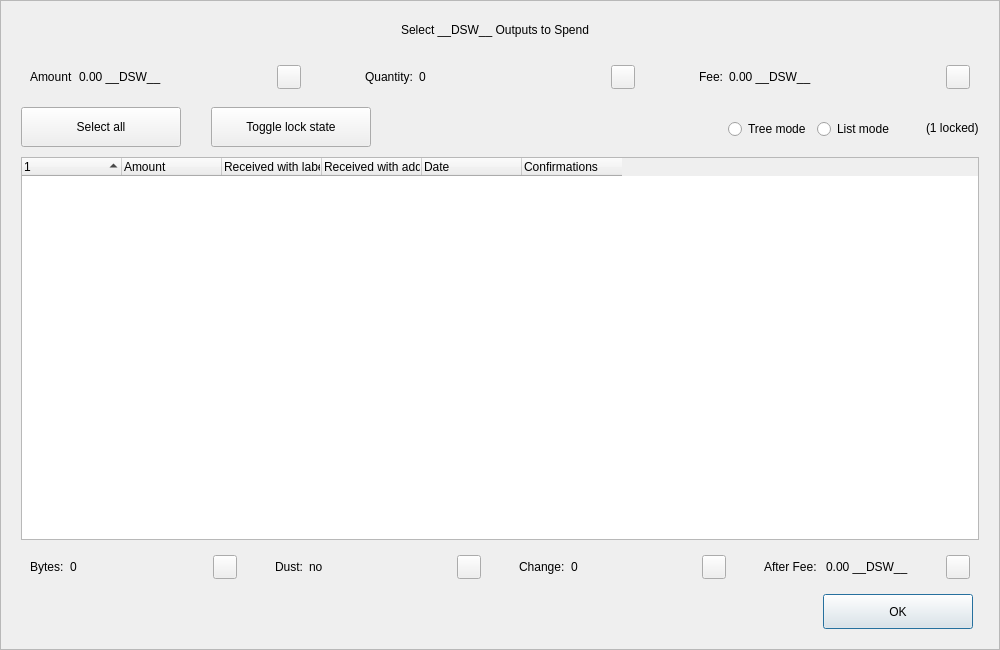
Qt form src/qt/forms/coincontroldialog.ui (decenomy/DSW) before a commit.
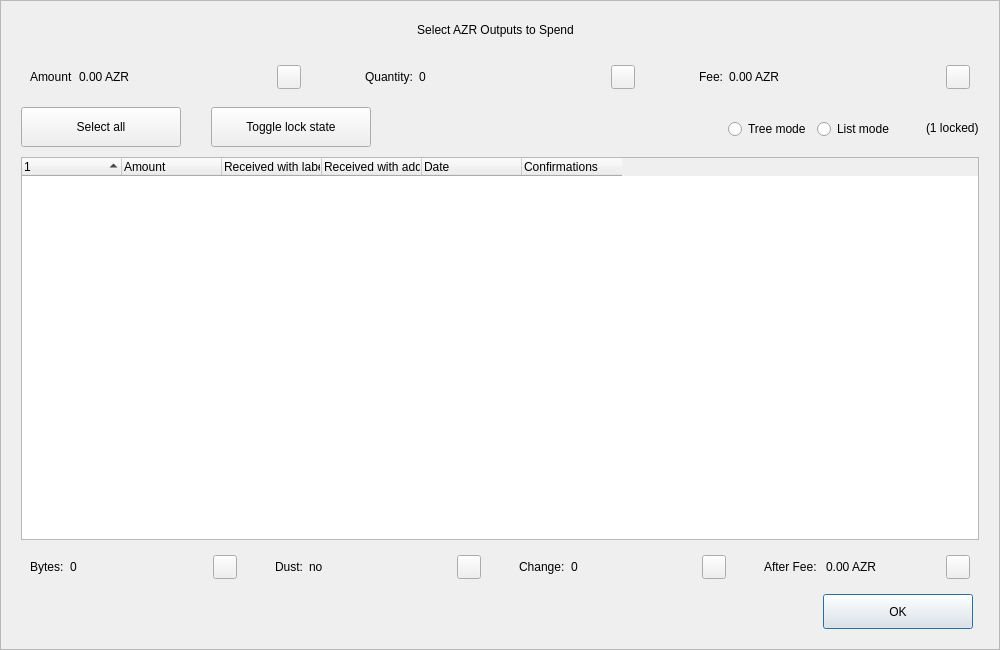
The same form after that commit. Custom widgets are drawn as their Qt base class.

The edit to the form file:
```diff
--- a/src/qt/forms/coincontroldialog.ui
+++ b/src/qt/forms/coincontroldialog.ui
@@ -98,7 +98,7 @@
            </size>
           </property>
           <property name="text">
-           <string>Select __DSW__ Outputs to Spend</string>
+           <string>Select AZR Outputs to Spend</string>
           </property>
           <property name="alignment">
            <set>Qt::AlignCenter</set>
@@ -144,7 +144,7 @@
            <item>
             <widget class="QLabel" name="labelCoinControlAmount">
              <property name="text">
-              <string>0.00 __DSW__</string>
+              <string>0.00 AZR</string>
              </property>
             </widget>
            </item>
@@ -268,7 +268,7 @@
            <item>
             <widget class="QLabel" name="labelCoinControlFee">
              <property name="text">
-              <string>0.00 __DSW__</string>
+              <string>0.00 AZR</string>
              </property>
             </widget>
            </item>
@@ -729,7 +729,7 @@
            <item>
             <widget class="QLabel" name="labelCoinControlAfterFee">
              <property name="text">
-              <string>0.00 __DSW__</string>
+              <string>0.00 AZR</string>
              </property>
             </widget>
            </item>
```
